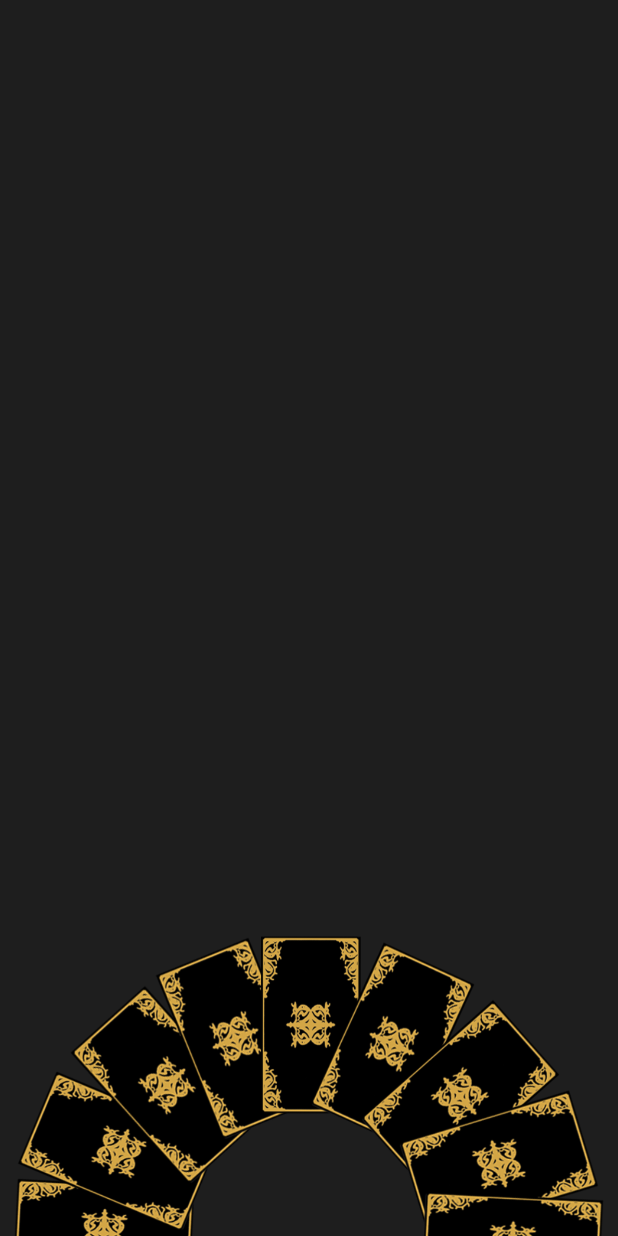
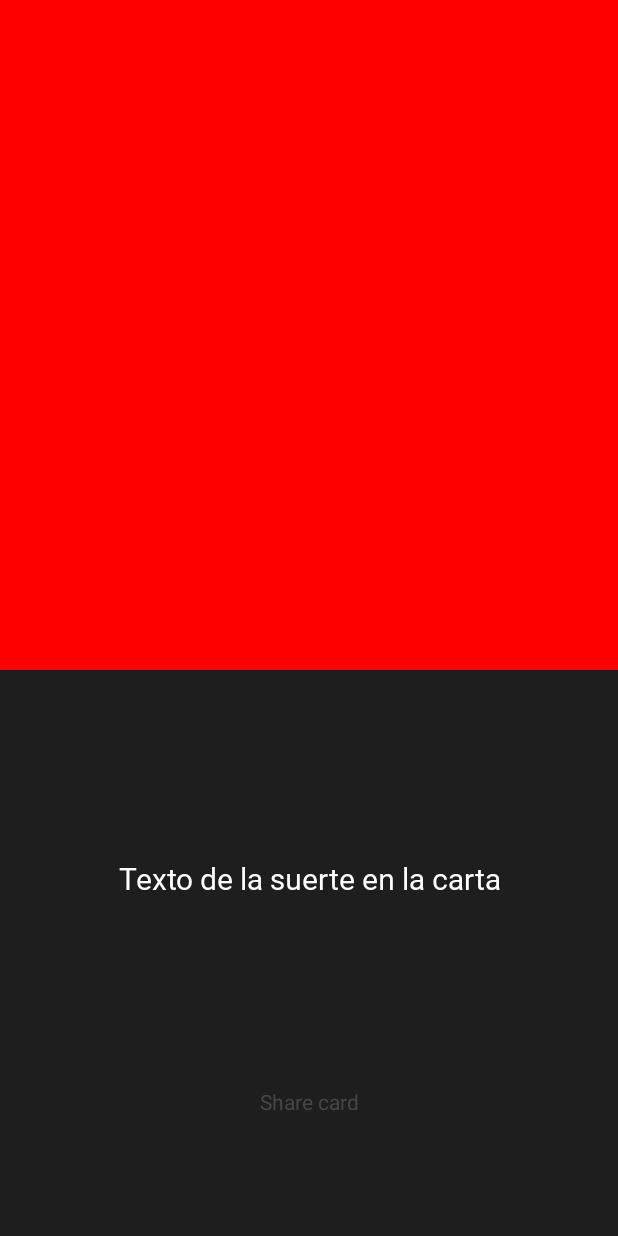
Before and after one commit to ArtielSry/KotlinAndroidApp_Horoscope, an Android app: the layout fragment_luck.xml on its own in the app's theme, with its tools: preview values and no code run, on a phone screen of 412 x 824 dp. Run offline under Robolectric (Android 15) with nearby library versions, the phone set to English and light mode, and no system bars; network calls fail.

Commit message:
animation added

```diff
--- a/app/src/main/java/com/art/horoscapp/ui/luck/LuckFragment.kt
+++ b/app/src/main/java/com/art/horoscapp/ui/luck/LuckFragment.kt
@@ -6,7 +6,9 @@ import androidx.fragment.app.Fragment
 import android.view.LayoutInflater
 import android.view.View
 import android.view.ViewGroup
+import android.view.animation.AlphaAnimation
 import android.view.animation.Animation
+import android.view.animation.Animation.AnimationListener
 import android.view.animation.AnimationUtils
 import android.view.animation.DecelerateInterpolator
 import androidx.core.animation.doOnEnd
@@ -57,10 +59,50 @@ class LuckFragment : Fragment() {
             override fun onAnimationStart(animation: Animation?) {
                 binding.card.isVisible = true
             }
-            override fun onAnimationEnd(animation: Animation?) {}
+            override fun onAnimationEnd(animation: Animation?) {
+                growCard()
+            }
             override fun onAnimationRepeat(animation: Animation?) {}
         })
         binding.card.startAnimation(slideUpAnimation)
+    }
+
+    private fun growCard(){
+        val growAnimation = AnimationUtils.loadAnimation(requireContext(), R.anim.grow)
+
+        growAnimation.setAnimationListener(object : Animation.AnimationListener {
+            override fun onAnimationStart(animation: Animation?) {}
+
+            override fun onAnimationEnd(animation: Animation?) {
+                binding.card.isVisible= false
+                showPrediction()
+            }
+
+            override fun onAnimationRepeat(animation: Animation?) {}
+
+        })
+
+        binding.card.startAnimation(growAnimation)
+    }
+
+    private fun showPrediction(){
+        val disappearAnimation = AlphaAnimation(1.0f, 0.0f)
+        disappearAnimation.duration = 200
+
+        val appearAnimation = AlphaAnimation(0.0f, 1.0f)
+        appearAnimation.duration = 1000
+
+        disappearAnimation.setAnimationListener(object : Animation.AnimationListener {
+            override fun onAnimationStart(animation: Animation?) {}
+            override fun onAnimationEnd(animation: Animation?) {
+                binding.preview.isVisible = false
+                binding.prediction.isVisible = true
+            }
+            override fun onAnimationRepeat(animation: Animation?) {}
+
+        })
+        binding.preview.startAnimation(disappearAnimation)
+        binding.prediction.startAnimation(appearAnimation)
     }
 
     override fun onCreateView(
--- /dev/null
+++ b/app/src/main/res/anim/grow.xml
@@ -0,0 +1,15 @@
+<?xml version="1.0" encoding="utf-8"?>
+<set xmlns:android="http://schemas.android.com/apk/res/android">
+    <scale
+        android:duration ="700"
+        android:fromXScale="1.0"
+        android:fromYScale="1.0"
+
+        android:pivotX="50%"
+        android:pivotY="30%"
+
+        android:toXScale="2.0"
+        android:toYScale="2.0"
+
+        />
+</set>
--- a/app/src/main/res/anim/slide_up.xml
+++ b/app/src/main/res/anim/slide_up.xml
@@ -2,6 +2,6 @@
 <set xmlns:android="http://schemas.android.com/apk/res/android">
     <translate
         android:duration="400"
-        android:fromYDelta="100%"
+        android:fromYDelta="70%"
         android:toYDelta="0"/>
 </set>
--- a/app/src/main/res/layout/fragment_luck.xml
+++ b/app/src/main/res/layout/fragment_luck.xml
@@ -4,25 +4,25 @@
     xmlns:tools="http://schemas.android.com/tools"
     android:layout_width="match_parent"
     android:layout_height="match_parent"
-    tools:context=".ui.luck.LuckFragment"
-    android:background="@color/primary">
+    android:background="@color/primary"
+    tools:context=".ui.luck.LuckFragment">
 
-
-
-    <ImageView
-        android:id="@+id/ivRoulette"
+    <androidx.constraintlayout.widget.ConstraintLayout
+        android:id="@+id/preview"
         android:layout_width="0dp"
-        android:layout_height="400dp"
-        android:src="@drawable/roulette"
-        android:layout_marginBottom="-200dp"
+        android:layout_height="0dp"
         app:layout_constraintBottom_toBottomOf="parent"
         app:layout_constraintEnd_toEndOf="parent"
-        app:layout_constraintStart_toStartOf="parent" />
+        app:layout_constraintStart_toStartOf="parent"
+        tools:visibility="gone"
+        app:layout_constraintTop_toTopOf="parent">
 
         <ImageView
             android:id="@+id/card"
             android:layout_width="70dp"
             android:layout_height="wrap_content"
+            android:layout_marginTop="200dp"
+            android:scaleType="fitStart"
             android:src="@drawable/card"
             android:visibility="invisible"
             app:layout_constraintBottom_toBottomOf="parent"
@@ -30,4 +30,66 @@
             app:layout_constraintStart_toStartOf="parent"
             app:layout_constraintTop_toTopOf="parent" />
 
+        <ImageView
+            android:id="@+id/ivRoulette"
+            android:layout_width="0dp"
+            android:layout_height="400dp"
+            android:layout_marginBottom="-200dp"
+            android:src="@drawable/roulette"
+            app:layout_constraintBottom_toBottomOf="parent"
+            app:layout_constraintEnd_toEndOf="parent"
+            app:layout_constraintStart_toStartOf="parent" />
     </androidx.constraintlayout.widget.ConstraintLayout>
+
+
+    <androidx.constraintlayout.widget.ConstraintLayout
+        android:id="@+id/prediction"
+        android:layout_width="0dp"
+        android:layout_height="0dp"
+        android:visibility="invisible"
+        app:layout_constraintBottom_toBottomOf="parent"
+        app:layout_constraintEnd_toEndOf="parent"
+        app:layout_constraintStart_toStartOf="parent"
+        app:layout_constraintTop_toTopOf="parent"
+        tools:visibility="visible"
+        android:layout_marginBottom="80dp">
+
+        <ImageView
+            android:id="@+id/ivLuckyCard"
+            android:layout_width="0dp"
+            android:layout_height="0dp"
+            app:layout_constraintEnd_toEndOf="parent"
+            app:layout_constraintHeight_percent="0.6"
+            app:layout_constraintStart_toStartOf="parent"
+            app:layout_constraintTop_toTopOf="parent"
+            tools:background="@color/red" />
+
+        <TextView
+            android:id="@+id/tvLucky"
+            android:layout_width="0dp"
+            android:layout_height="0dp"
+            style="@style/title"
+            android:gravity="center"
+            android:textAlignment="center"
+            android:layout_margin="24dp"
+            tools:text="Texto de la suerte en la carta"
+            app:layout_constraintBottom_toTopOf="@id/share"
+            app:layout_constraintEnd_toEndOf="parent"
+            app:layout_constraintStart_toStartOf="parent"
+            app:layout_constraintTop_toBottomOf="@+id/ivLuckyCard"/>
+
+        <TextView
+            android:id="@+id/share"
+            android:layout_width="0dp"
+            android:textAlignment="center"
+            android:layout_height="wrap_content"
+            android:text="@string/share_card"
+            app:layout_constraintStart_toStartOf="parent"
+            app:layout_constraintEnd_toEndOf="parent"
+            app:layout_constraintBottom_toBottomOf="parent"
+            app:layout_constraintTop_toBottomOf="@id/tvLucky"/>
+
+    </androidx.constraintlayout.widget.ConstraintLayout>
+
+
+</androidx.constraintlayout.widget.ConstraintLayout>
--- a/app/src/main/res/values/strings.xml
+++ b/app/src/main/res/values/strings.xml
@@ -57,4 +57,7 @@
     <string name="aquarius_feature">Philosophical</string>
     <string name="pisces_feature">Romance</string>
 
+
+
+    <string name="share_card">Share card</string>
 </resources>
```
Also changed, not shown: 1 other file. Lines whose indentation alone changed are shown as unchanged.
